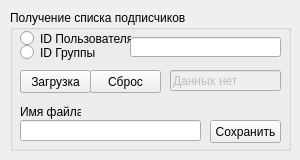
Old version of the form widget_get_users.ui in the repository Grigorii-Skvortsov/vk_api.
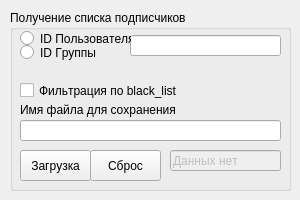
New version of the form.

Patch:
```diff
--- a/widget_get_users.ui
+++ b/widget_get_users.ui
@@ -7,7 +7,7 @@
     <x>0</x>
     <y>0</y>
     <width>300</width>
-    <height>160</height>
+    <height>200</height>
    </rect>
   </property>
   <property name="sizePolicy">
@@ -19,13 +19,13 @@
   <property name="minimumSize">
    <size>
     <width>300</width>
-    <height>160</height>
+    <height>200</height>
    </size>
   </property>
   <property name="maximumSize">
    <size>
     <width>300</width>
-    <height>160</height>
+    <height>200</height>
    </size>
   </property>
   <property name="windowTitle">
@@ -38,9 +38,16 @@
       <x>10</x>
       <y>10</y>
       <width>281</width>
-      <height>141</height>
+      <height>181</height>
      </rect>
     </property>
+    <property name="font">
+     <font>
+      <family>Arial</family>
+      <stylestrategy>PreferAntialias</stylestrategy>
+      <kerning>false</kerning>
+     </font>
+    </property>
     <property name="title">
      <string>Получение списка подписчиков</string>
     </property>
@@ -48,28 +55,22 @@
      <property name="geometry">
       <rect>
        <x>120</x>
-       <y>27</y>
+       <y>25</y>
        <width>151</width>
-       <height>20</height>
+       <height>21</height>
       </rect>
      </property>
+     <property name="font">
+      <font>
+       <family>Arial</family>
+       <stylestrategy>PreferAntialias</stylestrategy>
+       <kerning>false</kerning>
+      </font>
+     </property>
      <property name="text">
       <string/>
      </property>
     </widget>
-    <widget class="QPushButton" name="pushButton_get_users_save">
-     <property name="geometry">
-      <rect>
-       <x>200</x>
-       <y>110</y>
-       <width>71</width>
-       <height>23</height>
-      </rect>
-     </property>
-     <property name="text">
-      <string>Сохранить</string>
-     </property>
-    </widget>
     <widget class="QLineEdit" name="lineEdit_get_users_status">
      <property name="enabled">
       <bool>false</bool>
@@ -77,11 +78,18 @@
      <property name="geometry">
       <rect>
        <x>160</x>
-       <y>60</y>
+       <y>140</y>
        <width>111</width>
        <height>21</height>
       </rect>
      </property>
+     <property name="font">
+      <font>
+       <family>Arial</family>
+       <stylestrategy>PreferAntialias</stylestrategy>
+       <kerning>false</kerning>
+      </font>
+     </property>
      <property name="text">
       <string>Данных нет</string>
      </property>
@@ -91,10 +99,17 @@
       <rect>
        <x>10</x>
        <y>110</y>
-       <width>181</width>
+       <width>261</width>
        <height>21</height>
       </rect>
      </property>
+     <property name="font">
+      <font>
+       <family>Arial</family>
+       <stylestrategy>PreferAntialias</stylestrategy>
+       <kerning>false</kerning>
+      </font>
+     </property>
      <property name="text">
       <string/>
      </property>
@@ -103,11 +118,18 @@
      <property name="geometry">
       <rect>
        <x>10</x>
-       <y>60</y>
+       <y>140</y>
        <width>71</width>
-       <height>23</height>
+       <height>31</height>
       </rect>
      </property>
+     <property name="font">
+      <font>
+       <family>Arial</family>
+       <stylestrategy>PreferAntialias</stylestrategy>
+       <kerning>false</kerning>
+      </font>
+     </property>
      <property name="text">
       <string>Загрузка</string>
      </property>
@@ -116,11 +138,18 @@
      <property name="geometry">
       <rect>
        <x>80</x>
-       <y>60</y>
+       <y>140</y>
        <width>71</width>
-       <height>23</height>
+       <height>31</height>
       </rect>
      </property>
+     <property name="font">
+      <font>
+       <family>Arial</family>
+       <stylestrategy>PreferAntialias</stylestrategy>
+       <kerning>false</kerning>
+      </font>
+     </property>
      <property name="text">
       <string>Сброс</string>
      </property>
@@ -134,6 +163,13 @@
        <height>21</height>
       </rect>
      </property>
+     <property name="font">
+      <font>
+       <family>Arial</family>
+       <stylestrategy>PreferAntialias</stylestrategy>
+       <kerning>false</kerning>
+      </font>
+     </property>
      <property name="text">
       <string>ID Группы</string>
      </property>
@@ -147,6 +183,13 @@
        <height>17</height>
       </rect>
      </property>
+     <property name="font">
+      <font>
+       <family>Arial</family>
+       <stylestrategy>PreferAntialias</stylestrategy>
+       <kerning>false</kerning>
+      </font>
+     </property>
      <property name="text">
       <string>ID Пользователя</string>
      </property>
@@ -155,13 +198,33 @@
      <property name="geometry">
       <rect>
        <x>10</x>
-       <y>92</y>
-       <width>61</width>
+       <y>90</y>
+       <width>261</width>
        <height>20</height>
       </rect>
      </property>
+     <property name="font">
+      <font>
+       <family>Arial</family>
+       <stylestrategy>PreferAntialias</stylestrategy>
+       <kerning>false</kerning>
+      </font>
+     </property>
      <property name="text">
-      <string>Имя файла</string>
+      <string>Имя файла для сохранения</string>
+     </property>
+    </widget>
+    <widget class="QCheckBox" name="checkBox_bl">
+     <property name="geometry">
+      <rect>
+       <x>10</x>
+       <y>70</y>
+       <width>271</width>
+       <height>21</height>
+      </rect>
+     </property>
+     <property name="text">
+      <string>Фильтрация по black_list</string>
      </property>
     </widget>
    </widget>
```
